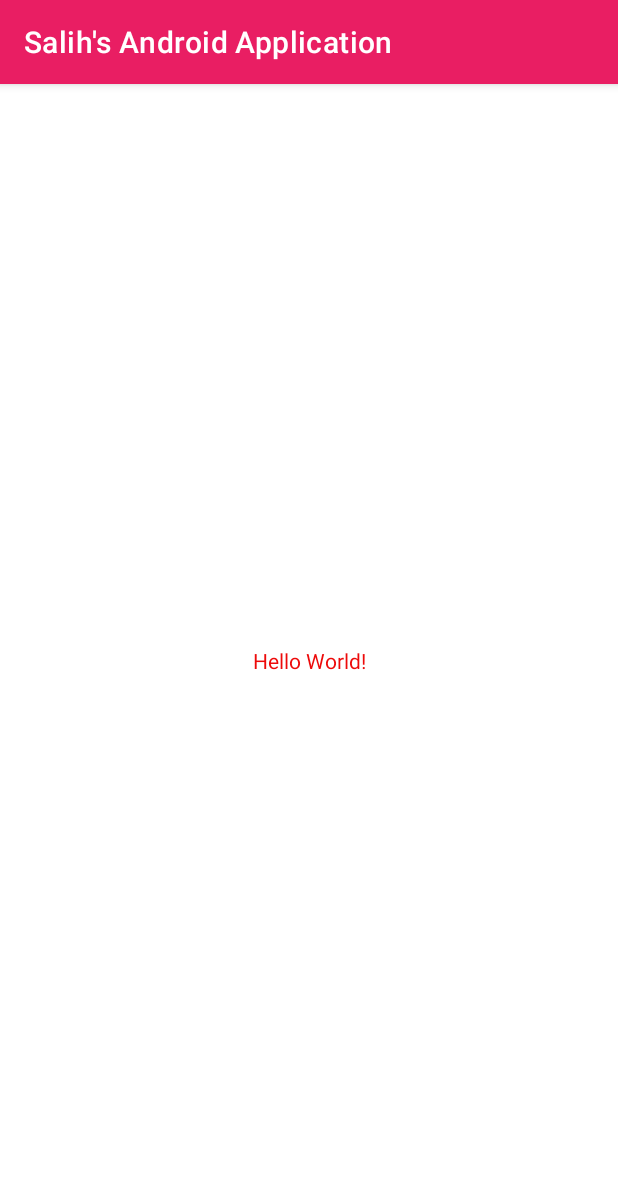
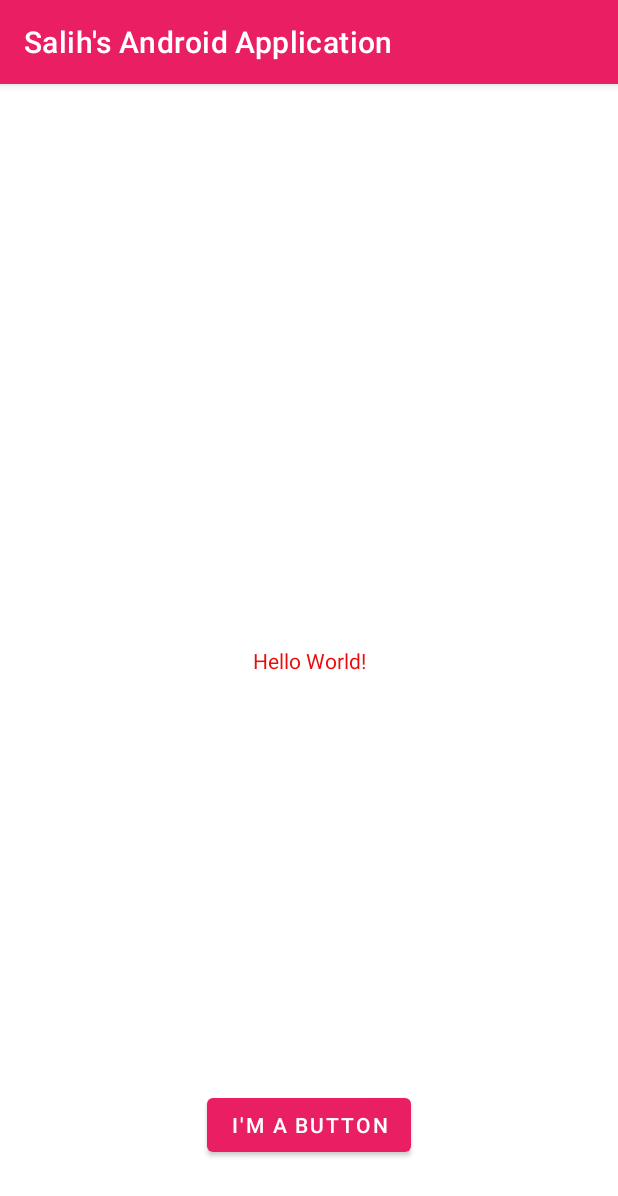
Before and after one commit to SalihEns/MyAndroidProjects, an Android app: the screen it shows after launch (MainActivity), on a phone screen of 412 x 824 dp. Shown: the top 1196 px of the screen. Run offline under Robolectric (Android 15) with nearby library versions, the phone set to English and light mode, and no system bars.

Commit message:
Third commit: added a button and Turkish language support

```diff
--- a/app/src/main/res/layout/activity_main.xml
+++ b/app/src/main/res/layout/activity_main.xml
@@ -7,12 +7,23 @@
     tools:context=".MainActivity">
 
     <TextView
+
         android:layout_width="wrap_content"
         android:layout_height="wrap_content"
-        android:text="Hello World!"
+        android:text="@string/hello_message"
         app:layout_constraintBottom_toBottomOf="parent"
         app:layout_constraintLeft_toLeftOf="parent"
         app:layout_constraintRight_toRightOf="parent"
         app:layout_constraintTop_toTopOf="parent" />
 
+    <Button
+        android:layout_width="wrap_content"
+        android:layout_height="wrap_content"
+        android:layout_marginBottom="50dp"
+        android:text="@string/button_message"
+        app:layout_constraintBottom_toBottomOf="parent"
+        app:layout_constraintEnd_toEndOf="parent"
+        app:layout_constraintHorizontal_bias="0.5"
+        app:layout_constraintStart_toStartOf="parent" />
+
 </androidx.constraintlayout.widget.ConstraintLayout>
--- a/app/src/main/res/values/strings.xml
+++ b/app/src/main/res/values/strings.xml
@@ -1,3 +1,6 @@
 <resources>
     <string name="app_name">Salih\'s Android Application</string>
+    <string name="hello_message">Hello World!</string>
+    <string name="button_message">I\'m a button</string>
+
 </resources>
```
Also changed, not shown: 1 other file.
